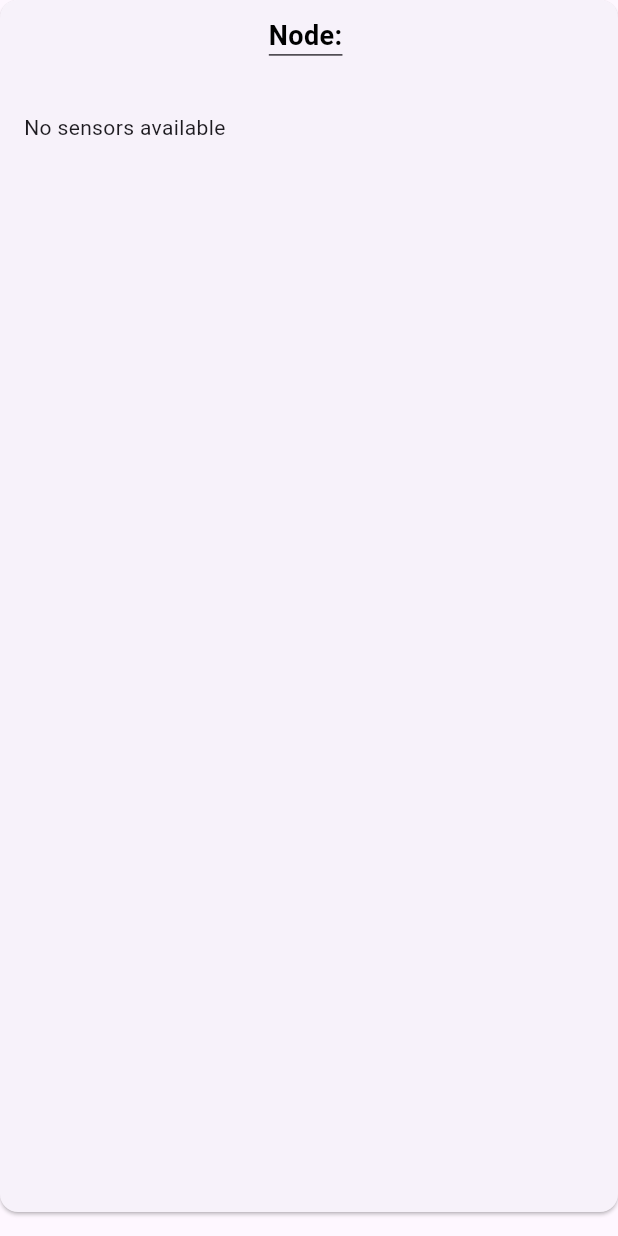
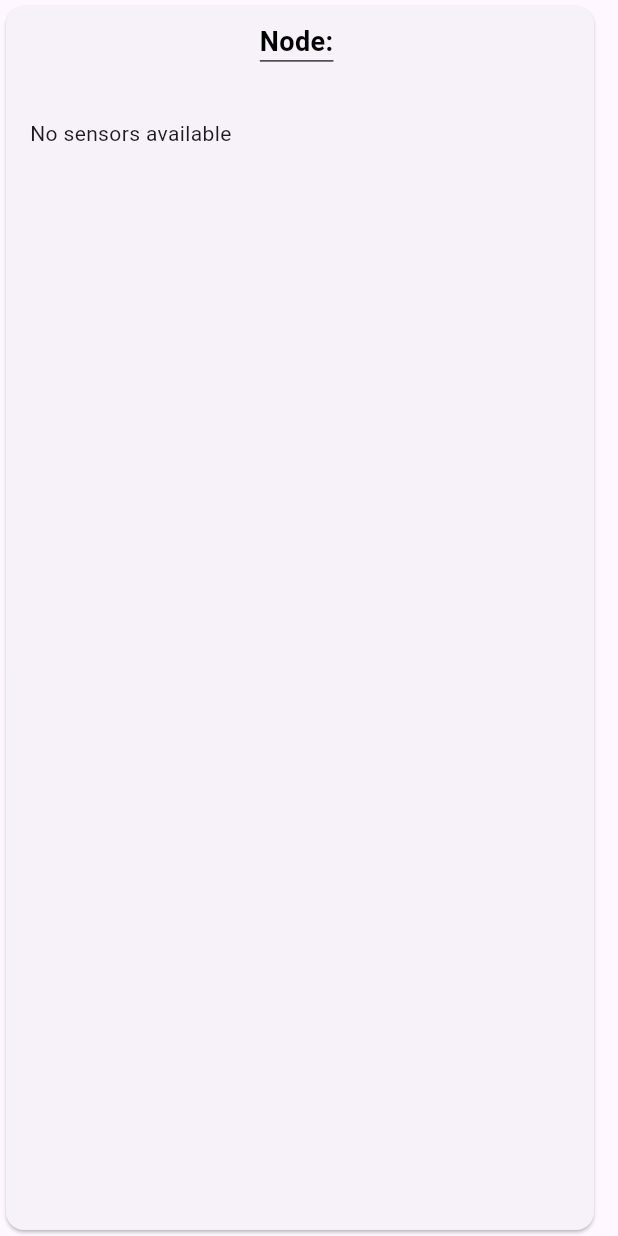
Before and after one commit to tryy3/CozyTemp_Flutter_Serverpod, a Flutter app: the TemperatureNode widget shown alone on an empty page, opened directly with empty values, on a phone screen of 412 x 824 dp. Run offline on Flutter 3.47's test engine with Material 3 defaults, Android fonts, the phone set to English and light mode, and no system bars; missing offline and left inert: serverpod, serverpod_client, serverpod_flutter, widgetbook, widgetbook_annotation; statements that could not run were skipped.

Commit message:
Made the node list into wrapped list

```diff
--- a/flutter_server_flutter/lib/widgets/temperature_node.dart
+++ b/flutter_server_flutter/lib/widgets/temperature_node.dart
@@ -12,8 +12,9 @@ class TemperatureNode extends StatelessWidget {
   Widget build(BuildContext context) {
     final sensors = node.sensors ?? [];
 
-    return Card(
-      margin: const EdgeInsets.only(bottom: 16),
+    return SizedBox(
+      width: 400, // Fixed width for consistent grid-like layout
+      child: Card(
         child: Padding(
           padding: const EdgeInsets.all(16),
           child: Column(
@@ -27,7 +28,9 @@ class TemperatureNode extends StatelessWidget {
                     fontWeight: FontWeight.bold,
                     // Add space between underline and decoration
                     color: Colors.transparent,
-                  shadows: [Shadow(offset: Offset(0, -5), color: Colors.black)],
+                    shadows: [
+                      Shadow(offset: Offset(0, -5), color: Colors.black)
+                    ],
                     decoration: TextDecoration.underline,
                   ),
                 ),
@@ -50,6 +53,7 @@ class TemperatureNode extends StatelessWidget {
                       sensors.map((sensor) => _buildSensorRow(sensor)).toList(),
                 ),
             ],
+          ),
         ),
       ),
     );
--- a/flutter_server_flutter/lib/widgets/temperature_nodes_list.dart
+++ b/flutter_server_flutter/lib/widgets/temperature_nodes_list.dart
@@ -37,7 +37,11 @@ class TemperatureNodesList extends StatelessWidget {
           ),
           const SizedBox(height: 16),
         ],
-        ...nodes.map((node) => TemperatureNode(node: node)),
+        Wrap(
+          spacing: 16,
+          runSpacing: 16,
+          children: nodes.map((node) => TemperatureNode(node: node)).toList(),
+        ),
       ],
     );
   }
```
Lines whose indentation alone changed are shown as unchanged.
